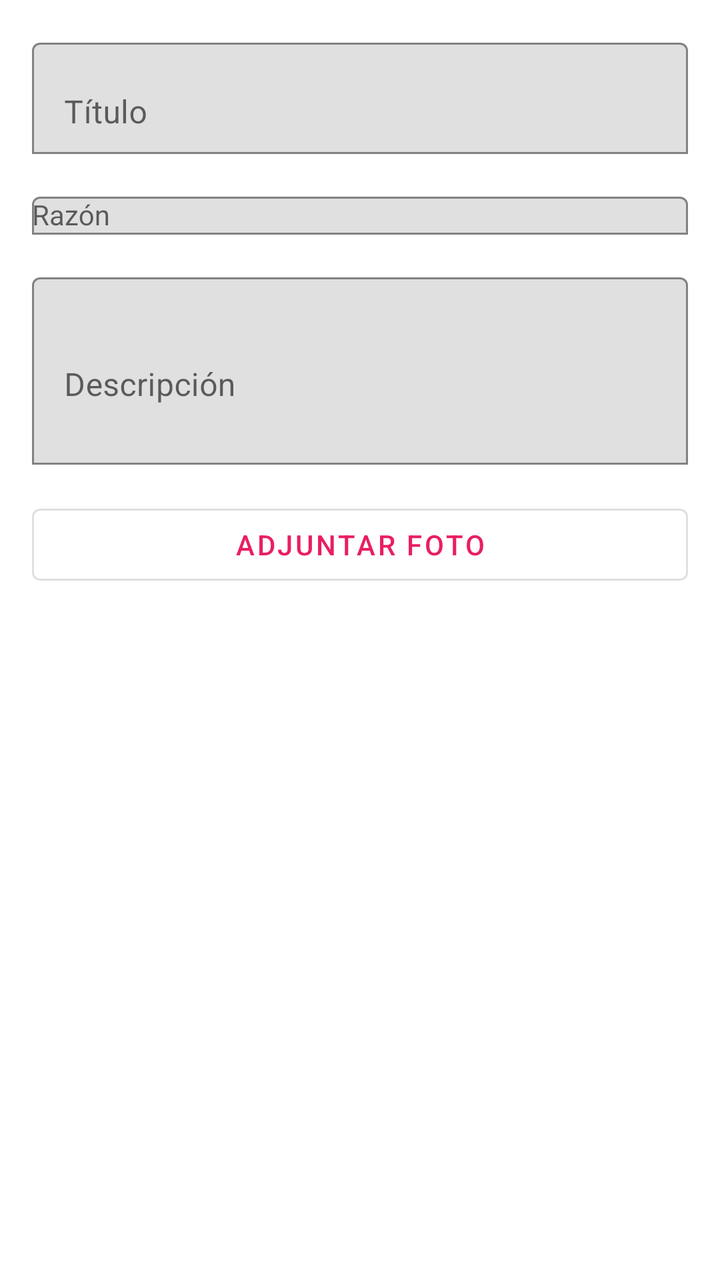
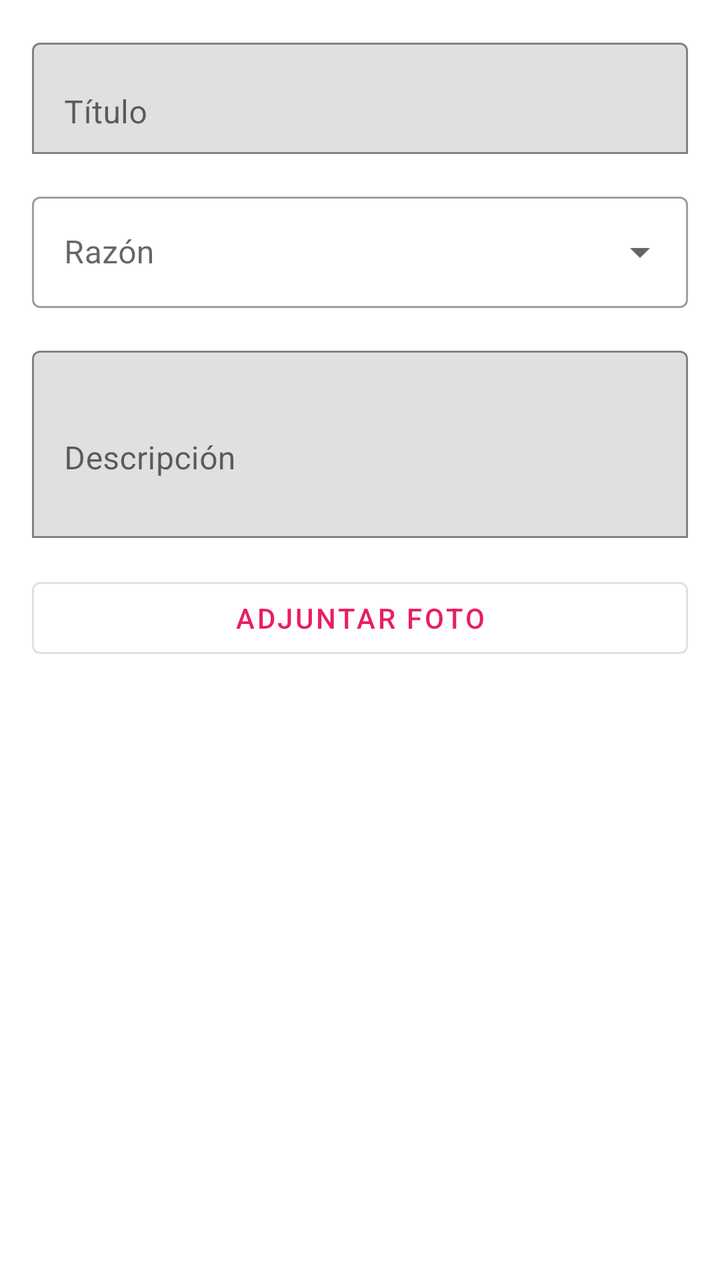

Before-and-after screenshots of an Android layout around one commit, followed by the original layout XML and the change that was made.
<!-- AndroidManifest.xml: application theme Theme.FloreriaApp -->
<!-- res/layout/activity_formulario.xml -->
<?xml version="1.0" encoding="utf-8"?>
<ScrollView xmlns:android="http://schemas.android.com/apk/res/android"
    xmlns:app="http://schemas.android.com/apk/res-auto"
    android:layout_width="match_parent"
    android:layout_height="match_parent"
    android:padding="16dp">

    <LinearLayout
        android:orientation="vertical"
        android:layout_width="match_parent"
        android:layout_height="wrap_content">

        
        <com.google.android.material.textfield.TextInputLayout
            android:layout_width="match_parent"
            android:layout_height="wrap_content"
            android:hint="Título"
            app:boxBackgroundMode="outline"
            app:boxStrokeColor="@color/purple_500"
            android:layout_marginBottom="16dp">

            <com.google.android.material.textfield.TextInputEditText
                android:id="@+id/et_titulo"
                android:layout_width="match_parent"
                android:layout_height="wrap_content"
                android:inputType="text"/>
        </com.google.android.material.textfield.TextInputLayout>

        
        <com.google.android.material.textfield.TextInputLayout
            android:layout_width="match_parent"
            android:layout_height="wrap_content"
            android:hint="Razón"
            app:boxBackgroundMode="outline"
            app:boxStrokeColor="@color/purple_500"
            android:layout_marginBottom="16dp">

            <AutoCompleteTextView
                android:id="@+id/actv_razon"
                android:layout_width="match_parent"
                android:layout_height="wrap_content"
                android:inputType="text"
                android:textSize="14sp"/>
        </com.google.android.material.textfield.TextInputLayout>

        
        <com.google.android.material.textfield.TextInputLayout
            android:layout_width="match_parent"
            android:layout_height="wrap_content"
            android:hint="Descripción"
            app:boxBackgroundMode="outline"
            app:boxStrokeColor="@color/purple_500"
            android:layout_marginBottom="16dp">

            <com.google.android.material.textfield.TextInputEditText
                android:id="@+id/et_descripcion"
                android:layout_width="match_parent"
                android:layout_height="wrap_content"
                android:inputType="textMultiLine"
                android:minLines="3"/>
        </com.google.android.material.textfield.TextInputLayout>

        
        <com.google.android.material.button.MaterialButton
            android:id="@+id/btn_adjuntar_foto"
            android:layout_width="match_parent"
            android:layout_height="wrap_content"
            android:text="Adjuntar Foto"
            android:layout_marginBottom="16dp"
            style="@style/Widget.MaterialComponents.Button.OutlinedButton"/>

        
        <ImageView
            android:id="@+id/iv_foto"
            android:layout_width="match_parent"
            android:layout_height="200dp"
            android:scaleType="centerCrop"
            android:visibility="gone"
            android:background="@color/gray_light"/>

    </LinearLayout>
</ScrollView>
<!-- resources referenced by this layout -->
<resources>
  <color name="gray_light">#D3D3D3</color>
  <color name="purple_500">#E91E63</color>
  <style name="Theme.FloreriaApp" parent="Theme.MaterialComponents.DayNight.DarkActionBar">
          
          <item name="colorPrimary">@color/pink_500</item>
          <item name="colorPrimaryVariant">@color/pink_700</item>
          <item name="colorOnPrimary">@color/white</item>
  
          
          <item name="colorSecondary">@color/rose_300</item>
          <item name="colorSecondaryVariant">@color/pink_700</item>
          <item name="colorOnSecondary">@color/white</item>
  
          
          <item name="android:statusBarColor" tools:targetApi="l">@color/pink_700</item>
  
          
          <item name="android:colorBackground">@color/white</item>
          <item name="android:textColor">@color/black</item>
  
          
          <item name="colorSurface">@color/rose_100</item>
          <item name="colorOnSurface">@color/black</item>
      </style>
  <color name="pink_500">#E91E63</color>
  <color name="pink_700">#C2185B</color>
  <color name="white">#FFFFFFFF</color>
  <color name="rose_300">#F48FB1</color>
  <color name="black">#FF000000</color>
  <color name="rose_100">#FCE4EC</color>
</resources>

<!-- the commit's change to res/layout/activity_formulario.xml (unified diff, before → after) -->
@@ -28,19 +28,17 @@
 
         
         <com.google.android.material.textfield.TextInputLayout
+            style="@style/Widget.MaterialComponents.TextInputLayout.OutlinedBox.ExposedDropdownMenu"
             android:layout_width="match_parent"
             android:layout_height="wrap_content"
             android:hint="Razón"
-            app:boxBackgroundMode="outline"
-            app:boxStrokeColor="@color/purple_500"
             android:layout_marginBottom="16dp">
 
             <AutoCompleteTextView
                 android:id="@+id/actv_razon"
                 android:layout_width="match_parent"
                 android:layout_height="wrap_content"
-                android:inputType="text"
-                android:textSize="14sp"/>
+                android:inputType="none"/>
         </com.google.android.material.textfield.TextInputLayout>
 
         
